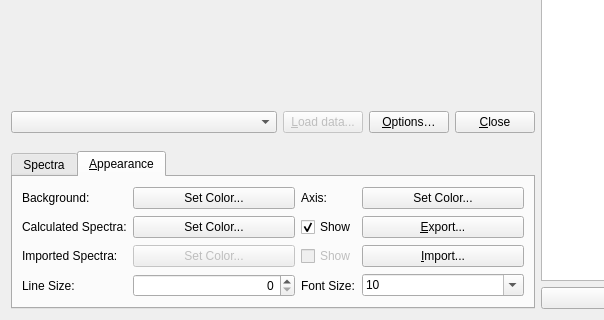
This is avogadro/qtplugins/spectra/spectradialog.ui in OpenChemistry/avogadrolibs as Qt 5 draws it before an edit; both pictures show x 0 to 604 and y 160 to 480 of the 808 by 480 pixel window. The edited form follows.
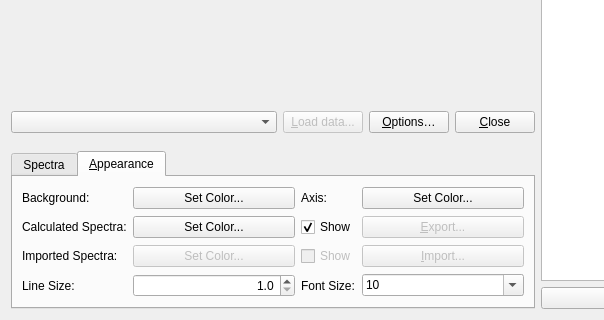
This is the edited form. The open tabs and pages were chosen to show the change. Custom widgets are drawn as their Qt base class.

Commit message: Connect default axes and settings including line width, etc.

Diff of the .ui file:
```diff
--- a/avogadro/qtplugins/spectra/spectradialog.ui
+++ b/avogadro/qtplugins/spectra/spectradialog.ui
@@ -221,6 +221,9 @@
        </item>
        <item row="4" column="3">
         <widget class="QPushButton" name="push_import">
+         <property name="enabled">
+          <bool>false</bool>
+         </property>
          <property name="sizePolicy">
           <sizepolicy hsizetype="Ignored" vsizetype="Fixed">
            <horstretch>0</horstretch>
@@ -302,6 +305,9 @@
        </item>
        <item row="3" column="3">
         <widget class="QPushButton" name="push_export">
+         <property name="enabled">
+          <bool>false</bool>
+         </property>
          <property name="sizePolicy">
           <sizepolicy hsizetype="Ignored" vsizetype="Fixed">
            <horstretch>0</horstretch>
@@ -412,12 +418,21 @@
         </widget>
        </item>
        <item row="5" column="1">
-        <widget class="QSpinBox" name="lineSpinBox">
+        <widget class="QDoubleSpinBox" name="lineWidthSpinBox">
          <property name="alignment">
           <set>Qt::AlignRight|Qt::AlignTrailing|Qt::AlignVCenter</set>
          </property>
+         <property name="decimals">
+          <number>1</number>
+         </property>
+         <property name="minimum">
+          <double>1.000000000000000</double>
+         </property>
          <property name="maximum">
-          <number>6</number>
+          <double>10.000000000000000</double>
+         </property>
+         <property name="singleStep">
+          <double>0.500000000000000</double>
          </property>
         </widget>
        </item>
```
Left out of the diff: 36 changed lines with no effect on the pictures. The commit also changes 4 other files.
